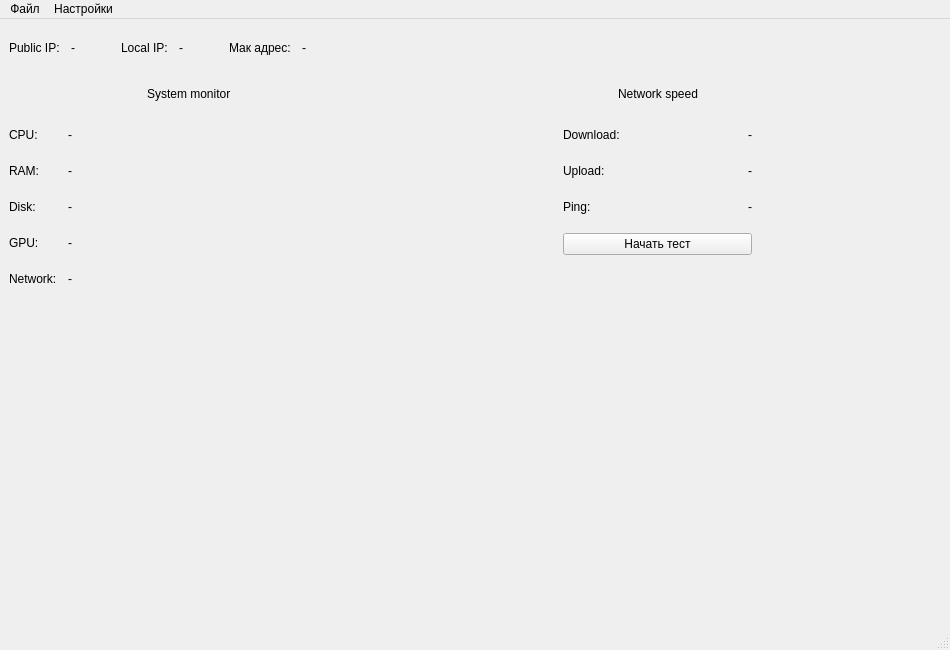
Before: the Qt Designer form ui/design/monitor.ui in firstbobrov/SystemMonitoring, drawn with Qt 5.
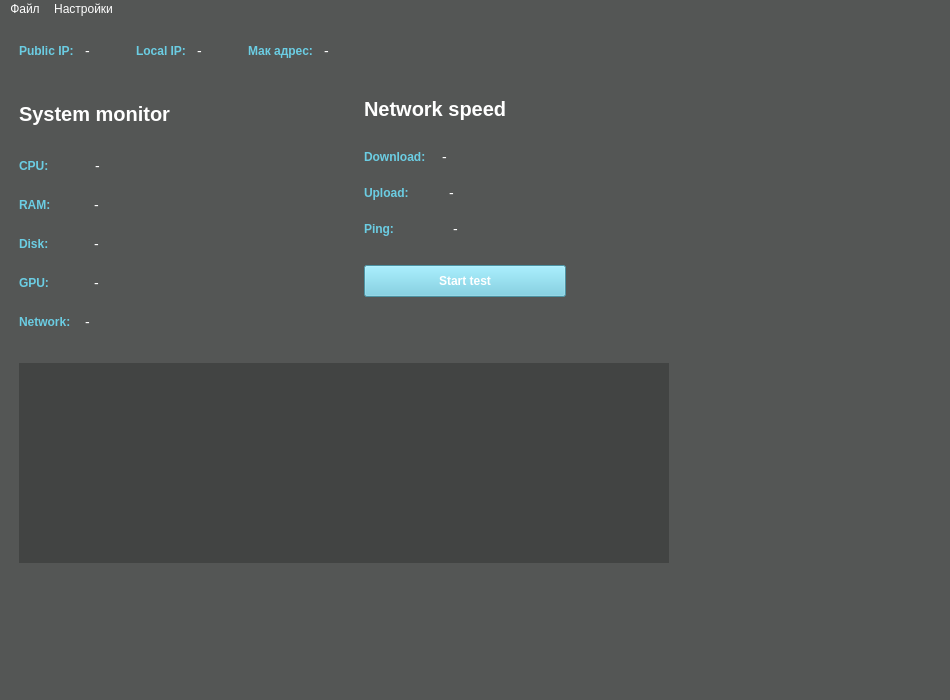
After: the same form once the commit is applied.

What changed in the file:
```diff
--- a/ui/design/monitor.ui
+++ b/ui/design/monitor.ui
@@ -7,38 +7,132 @@
     <x>0</x>
     <y>0</y>
     <width>950</width>
-    <height>650</height>
+    <height>700</height>
    </rect>
   </property>
   <property name="minimumSize">
    <size>
     <width>950</width>
-    <height>650</height>
+    <height>700</height>
    </size>
   </property>
   <property name="windowTitle">
    <string>MainWindow</string>
   </property>
+  <property name="styleSheet">
+   <string notr="true">QMainWindow {
+    /*background: #545655;*/
+    color: white;
+    font: 14px &quot;Montserrat&quot;;
+}
+
+
+QWidget {
+    background: #545655;
+    color: white;
+}
+
+
+QLabel {
+    color: #6BCDE3;
+    font: 14px &quot;Montserrat&quot;;
+	font-weight: bold;
+}
+
+#labelSystemMonitor, #labelNetworkSpeed {
+	color: white;
+    font: 20px;
+	font-weight: bold;
+}
+
+#cpu_L, #ram_L, #disk_L, #gpu_L, #network_L, #Download_L, #Upload_L, #Ping_L, #PublicIP_L, #LocalIP_L, #MacAddr_L  {
+	color: white;
+    font: 14px;
+}
+
+
+QPushButton {
+    background: #6BCDE3;
+    font: 14px &quot;Montserrat&quot;;
+    font-weight: bold;
+    min-width: 200px;
+    min-height: 30px;
+    max-width: 200px;
+    max-height: 30px;
+}
+
+
+
+
+
+
+
+
+
+
+#chart_widget {
+    background-color: #424443;
+    border: none;
+}
+
+
+
+/* Стили для виджета графика (QChartView) */
+QChartView {
+    background-color: #424443;
+    border-radius: 4px;
+    border: 1px solid #6BCDE3;
+    padding: 0px;
+}
+
+/* Стили для элементов внутри графика */
+QChartView QChart {
+    background-color: transparent;
+    margin: 0px;
+}
+
+QChartView QLegend {
+    background-color: transparent;
+    color: #6BCDE3;
+    font: 12px &quot;Montserrat&quot;;
+    border: none;
+}
+
+QChartView QAbstractAxis {
+    color: #6BCDE3;
+    grid-line-color: #545655;
+}
+
+QChartView QValueAxis {
+    label-color: #FFFFFF;
+    title-color: #6BCDE3;
+    font: 12px &quot;Montserrat&quot;;
+}
+
+QChartView QLineSeries {
+    color: #6BCDE3;  /* Основной цвет */
+    alternate-color: #5ABDD3;  /* Дополнительный цвет */
+    width: 2px;  /* Толщина линии */
+}</string>
+  </property>
   <widget class="QWidget" name="centralwidget">
-   <layout class="QGridLayout" name="gridLayout">
-    <item row="0" column="0">
+   <layout class="QVBoxLayout" name="verticalLayout_5">
+    <item>
      <spacer name="verticalSpacer_11">
       <property name="orientation">
-       <enum>Qt::Vertical</enum>
+       <enum>Qt::Orientation::Vertical</enum>
       </property>
       <property name="sizeType">
-       <enum>QSizePolicy::Fixed</enum>
+       <enum>QSizePolicy::Policy::Fixed</enum>
       </property>
       <property name="sizeHint" stdset="0">
        <size>
         <width>20</width>
-        <height>10</height>
+        <height>13</height>
        </size>
       </property>
      </spacer>
     </item>
-    <item row="1" column="0">
-     <layout class="QVBoxLayout" name="verticalLayout_3">
       <item>
        <layout class="QHBoxLayout" name="horizontalLayout_14">
         <item>
@@ -46,14 +140,14 @@
           <item>
            <spacer name="horizontalSpacer_20">
             <property name="orientation">
-             <enum>Qt::Horizontal</enum>
+           <enum>Qt::Orientation::Horizontal</enum>
             </property>
             <property name="sizeType">
-             <enum>QSizePolicy::Fixed</enum>
+           <enum>QSizePolicy::Policy::Fixed</enum>
             </property>
             <property name="sizeHint" stdset="0">
              <size>
-              <width>0</width>
+            <width>10</width>
               <height>20</height>
              </size>
             </property>
@@ -69,10 +163,10 @@
           <item>
            <spacer name="horizontalSpacer_9">
             <property name="orientation">
-             <enum>Qt::Horizontal</enum>
+           <enum>Qt::Orientation::Horizontal</enum>
             </property>
             <property name="sizeType">
-             <enum>QSizePolicy::Fixed</enum>
+           <enum>QSizePolicy::Policy::Fixed</enum>
             </property>
             <property name="sizeHint" stdset="0">
              <size>
@@ -94,10 +188,10 @@
         <item>
          <spacer name="horizontalSpacer_16">
           <property name="orientation">
-           <enum>Qt::Horizontal</enum>
+         <enum>Qt::Orientation::Horizontal</enum>
           </property>
           <property name="sizeType">
-           <enum>QSizePolicy::Preferred</enum>
+         <enum>QSizePolicy::Policy::Preferred</enum>
           </property>
           <property name="sizeHint" stdset="0">
            <size>
@@ -119,10 +213,10 @@
           <item>
            <spacer name="horizontalSpacer_10">
             <property name="orientation">
-             <enum>Qt::Horizontal</enum>
+           <enum>Qt::Orientation::Horizontal</enum>
             </property>
             <property name="sizeType">
-             <enum>QSizePolicy::Fixed</enum>
+           <enum>QSizePolicy::Policy::Fixed</enum>
             </property>
             <property name="sizeHint" stdset="0">
              <size>
@@ -144,10 +238,10 @@
         <item>
          <spacer name="horizontalSpacer_17">
           <property name="orientation">
-           <enum>Qt::Horizontal</enum>
+         <enum>Qt::Orientation::Horizontal</enum>
           </property>
           <property name="sizeType">
-           <enum>QSizePolicy::Preferred</enum>
+         <enum>QSizePolicy::Policy::Preferred</enum>
           </property>
           <property name="sizeHint" stdset="0">
            <size>
@@ -169,10 +263,10 @@
           <item>
            <spacer name="horizontalSpacer_11">
             <property name="orientation">
-             <enum>Qt::Horizontal</enum>
+           <enum>Qt::Orientation::Horizontal</enum>
             </property>
             <property name="sizeType">
-             <enum>QSizePolicy::Fixed</enum>
+           <enum>QSizePolicy::Policy::Fixed</enum>
             </property>
             <property name="sizeHint" stdset="0">
              <size>
@@ -194,7 +288,7 @@
         <item>
          <spacer name="horizontalSpacer_19">
           <property name="orientation">
-           <enum>Qt::Horizontal</enum>
+         <enum>Qt::Orientation::Horizontal</enum>
           </property>
           <property name="sizeHint" stdset="0">
            <size>
@@ -209,15 +303,15 @@
       <item>
        <spacer name="verticalSpacer_10">
         <property name="orientation">
-         <enum>Qt::Vertical</enum>
+       <enum>Qt::Orientation::Vertical</enum>
         </property>
         <property name="sizeType">
-         <enum>QSizePolicy::Fixed</enum>
+       <enum>QSizePolicy::Policy::Fixed</enum>
         </property>
         <property name="sizeHint" stdset="0">
          <size>
           <width>20</width>
-          <height>20</height>
+        <height>30</height>
          </size>
         </property>
        </spacer>
@@ -227,14 +321,14 @@
         <item>
          <spacer name="horizontalSpacer_22">
           <property name="orientation">
-           <enum>Qt::Horizontal</enum>
+         <enum>Qt::Orientation::Horizontal</enum>
           </property>
           <property name="sizeType">
-           <enum>QSizePolicy::Fixed</enum>
+         <enum>QSizePolicy::Policy::Fixed</enum>
           </property>
           <property name="sizeHint" stdset="0">
            <size>
-            <width>0</width>
+          <width>10</width>
             <height>20</height>
            </size>
           </property>
@@ -247,18 +341,21 @@
             <item>
              <spacer name="horizontalSpacer_12">
               <property name="orientation">
-               <enum>Qt::Horizontal</enum>
+             <enum>Qt::Orientation::Horizontal</enum>
+            </property>
+            <property name="sizeType">
+             <enum>QSizePolicy::Policy::Fixed</enum>
               </property>
               <property name="sizeHint" stdset="0">
                <size>
-                <width>40</width>
+              <width>0</width>
                 <height>20</height>
                </size>
               </property>
              </spacer>
             </item>
             <item>
-             <widget class="QLabel" name="label">
+           <widget class="QLabel" name="labelSystemMonitor">
               <property name="text">
                <string>System monitor</string>
               </property>
@@ -267,7 +364,7 @@
             <item>
              <spacer name="horizontalSpacer_13">
               <property name="orientation">
-               <enum>Qt::Horizontal</enum>
+             <enum>Qt::Orientation::Horizontal</enum>
               </property>
               <property name="sizeHint" stdset="0">
                <size>
@@ -282,39 +379,41 @@
           <item>
            <spacer name="verticalSpacer_5">
             <property name="orientation">
-             <enum>Qt::Vertical</enum>
+           <enum>Qt::Orientation::Vertical</enum>
             </property>
             <property name="sizeType">
-             <enum>QSizePolicy::Fixed</enum>
+           <enum>QSizePolicy::Policy::Fixed</enum>
             </property>
             <property name="sizeHint" stdset="0">
              <size>
               <width>20</width>
-              <height>15</height>
+            <height>20</height>
              </size>
             </property>
            </spacer>
           </item>
           <item>
-           <layout class="QHBoxLayout" name="horizontalLayout">
+         <layout class="QVBoxLayout" name="verticalLayout_4">
             <item>
-             <widget class="QLabel" name="label_11">
+           <layout class="QHBoxLayout" name="horizontalLayout_31">
+            <item>
+             <widget class="QLabel" name="label_37">
               <property name="text">
                <string>CPU:</string>
               </property>
              </widget>
             </item>
             <item>
-             <spacer name="horizontalSpacer">
+             <spacer name="horizontalSpacer_48">
               <property name="orientation">
-               <enum>Qt::Horizontal</enum>
+               <enum>Qt::Orientation::Horizontal</enum>
               </property>
               <property name="sizeType">
-               <enum>QSizePolicy::Fixed</enum>
+               <enum>QSizePolicy::Policy::Fixed</enum>
               </property>
               <property name="sizeHint" stdset="0">
                <size>
-                <width>5</width>
+                <width>40</width>
                 <height>20</height>
                </size>
               </property>
@@ -322,55 +421,62 @@
             </item>
             <item>
              <widget class="QLabel" name="cpu_L">
-              <property name="minimumSize">
-               <size>
-                <width>300</width>
-                <height>0</height>
-               </size>
-              </property>
               <property name="text">
                <string>-</string>
               </property>
              </widget>
             </item>
+            <item>
+             <spacer name="horizontalSpacer_49">
+              <property name="orientation">
+               <enum>Qt::Orientation::Horizontal</enum>
+              </property>
+              <property name="sizeHint" stdset="0">
+               <size>
+                <width>40</width>
+                <height>20</height>
+               </size>
+              </property>
+             </spacer>
+            </item>
            </layout>
           </item>
           <item>
-           <spacer name="verticalSpacer">
+           <spacer name="verticalSpacer_15">
             <property name="orientation">
-             <enum>Qt::Vertical</enum>
+             <enum>Qt::Orientation::Vertical</enum>
             </property>
             <property name="sizeType">
-             <enum>QSizePolicy::Fixed</enum>
+             <enum>QSizePolicy::Policy::Fixed</enum>
             </property>
             <property name="sizeHint" stdset="0">
              <size>
               <width>20</width>
-              <height>10</height>
+              <height>13</height>
              </size>
             </property>
            </spacer>
           </item>
           <item>
-           <layout class="QHBoxLayout" name="horizontalLayout_5">
+           <layout class="QHBoxLayout" name="horizontalLayout_32">
             <item>
-             <widget class="QLabel" name="label_13">
+             <widget class="QLabel" name="label_38">
               <property name="text">
                <string>RAM:</string>
               </property>
              </widget>
             </item>
             <item>
-             <spacer name="horizontalSpacer_2">
+             <spacer name="horizontalSpacer_50">
               <property name="orientation">
-               <enum>Qt::Horizontal</enum>
+               <enum>Qt::Orientation::Horizontal</enum>
               </property>
               <property name="sizeType">
-               <enum>QSizePolicy::Fixed</enum>
+               <enum>QSizePolicy::Policy::Fixed</enum>
               </property>
               <property name="sizeHint" stdset="0">
                <size>
-                <width>5</width>
+                <width>37</width>
                 <height>20</height>
                </size>
               </property>
@@ -378,55 +484,62 @@
             </item>
             <item>
              <widget class="QLabel" name="ram_L">
-              <property name="minimumSize">
-               <size>
-                <width>300</width>
-                <height>0</height>
-               </size>
-              </property>
               <property name="text">
                <string>-</string>
               </property>
              </widget>
             </item>
+            <item>
+             <spacer name="horizontalSpacer_51">
+              <property name="orientation">
+               <enum>Qt::Orientation::Horizontal</enum>
+              </property>
+              <property name="sizeHint" stdset="0">
+               <size>
+                <width>40</width>
+                <height>20</height>
+               </size>
+              </property>
+             </spacer>
+            </item>
            </layout>
           </item>
           <item>
-           <spacer name="verticalSpacer_2">
+           <spacer name="verticalSpacer_16">
             <property name="orientation">
-             <enum>Qt::Vertical</enum>
+             <enum>Qt::Orientation::Vertical</enum>
             </property>
             <property name="sizeType">
-             <enum>QSizePolicy::Fixed</enum>
+             <enum>QSizePolicy::Policy::Fixed</enum>
             </property>
             <property name="sizeHint" stdset="0">
              <size>
               <width>20</width>
-              <height>10</height>
+              <height>13</height>
              </size>
             </property>
            </spacer>
           </item>
           <item>
-           <layout class="QHBoxLayout" name="horizontalLayout_4">
+           <layout class="QHBoxLayout" name="horizontalLayout_33">
             <item>
-             <widget class="QLabel" name="label_15">
+             <widget class="QLabel" name="label_39">
               <property name="text">
                <string>Disk:</string>
               </property>
              </widget>
             </item>
             <item>
-             <spacer name="horizontalSpacer_3">
+             <spacer name="horizontalSpacer_52">
               <property name="orientation">
-               <enum>Qt::Horizontal</enum>
+               <enum>Qt::Orientation::Horizontal</enum>
               </property>
               <property name="sizeType">
-               <enum>QSizePolicy::Fixed</enum>
+               <enum>QSizePolicy::Policy::Fixed</enum>
               </property>
               <property name="sizeHint" stdset="0">
                <size>
-                <width>5</width>
+                <width>39</width>
                 <height>20</height>
                </size>
               </property>
@@ -434,55 +547,62 @@
             </item>
             <item>
              <widget class="QLabel" name="disk_L">
-              <property name="minimumSize">
-               <size>
-                <width>300</width>
-                <height>0</height>
-               </size>
-              </property>
               <property name="text">
                <string>-</string>
               </property>
              </widget>
             </item>
+            <item>
+             <spacer name="horizontalSpacer_53">
+              <property name="orientation">
+               <enum>Qt::Orientation::Horizontal</enum>
+              </property>
+              <property name="sizeHint" stdset="0">
+               <size>
+                <width>40</width>
+                <height>20</height>
+               </size>
+              </property>
+             </spacer>
+            </item>
            </layout>
           </item>
           <item>
-           <spacer name="verticalSpacer_3">
+           <spacer name="verticalSpacer_17">
             <property name="orientation">
-             <enum>Qt::Vertical</enum>
+             <enum>Qt::Orientation::Vertical</enum>
             </property>
             <property name="sizeType">
-             <enum>QSizePolicy::Fixed</enum>
+             <enum>QSizePolicy::Policy::Fixed</enum>
             </property>
             <property name="sizeHint" stdset="0">
              <size>
               <width>20</width>
-              <height>10</height>
+              <height>13</height>
              </size>
             </property>
            </spacer>
           </item>
           <item>
-           <layout class="QHBoxLayout" name="horizontalLayout_3">
+           <layout class="QHBoxLayout" name="horizontalLayout_34">
             <item>
-             <widget class="QLabel" name="label_17">
+             <widget class="QLabel" name="label_40">
               <property name="text">
                <string>GPU:</string>
               </property>
              </widget>
             </item>
             <item>
-             <spacer name="horizontalSpacer_4">
+             <spacer name="horizontalSpacer_54">
               <property name="orientation">
-               <enum>Qt::Horizontal</enum>
+               <enum>Qt::Orientation::Horizontal</enum>
               </property>
               <property name="sizeType">
-               <enum>QSizePolicy::Fixed</enum>
+               <enum>QSizePolicy::Policy::Fixed</enum>
               </property>
               <property name="sizeHint" stdset="0">
                <size>
-                <width>5</width>
+                <width>39</width>
                 <height>20</height>
                </size>
               </property>
@@ -490,84 +610,103 @@
             </item>
             <item>
              <widget class="QLabel" name="gpu_L">
-              <property name="minimumSize">
-               <size>
-                <width>300</width>
-                <height>0</height>
-               </size>
-              </property>
               <property name="text">
                <string>-</string>
               </property>
              </widget>
             </item>
+            <item>
+             <spacer name="horizontalSpacer_55">
+              <property name="orientation">
+               <enum>Qt::Orientation::Horizontal</enum>
+              </property>
+              <property name="sizeHint" stdset="0">
+               <size>
+                <width>40</width>
+                <height>20</height>
+               </size>
+              </property>
+             </spacer>
+            </item>
            </layout>
           </item>
           <item>
-           <spacer name="verticalSpacer_4">
+           <spacer name="verticalSpacer_18">
             <property name="orientation">
-             <enum>Qt::Vertical</enum>
+             <enum>Qt::Orientation::Vertical</enum>
             </property>
             <property name="sizeType">
-             <enum>QSizePolicy::Fixed</enum>
+             <enum>QSizePolicy::Policy::Fixed</enum>
             </property>
             <property name="sizeHint" stdset="0">
              <size>
               <width>20</width>
-              <height>10</height>
+              <height>13</height>
              </size>
             </property>
            </spacer>
           </item>
           <item>
-           <layout class="QHBoxLayout" name="horizontalLayout_2">
+           <layout class="QHBoxLayout" name="horizontalLayout_35">
             <item>
-             <widget class="QLabel" name="label_19">
+             <widget class="QLabel" name="label_41">
               <property name="text">
                <string>Network:</string>
               </property>
              </widget>
             </item>
             <item>
-             <spacer name="horizontalSpacer_5">
+             <spacer name="horizontalSpacer_56">
               <property name="orientation">
-               <enum>Qt::Horizontal</enum>
+               <enum>Qt::Orientation::Horizontal</enum>
               </property>
               <property name="sizeType">
-               <enum>QSizePolicy::Fixed</enum>
+               <enum>QSizePolicy::Policy::Fixed</enum>
               </property>
               <property name="sizeHint" stdset="0">
                <size>
-                <width>5</width>
-                <height>20</height>
+                <width>8</width>
+                <height>0</height>
                </size>
               </property>
              </spacer>
             </item>
             <item>
              <widget class="QLabel" name="network_L">
-              <property name="minimumSize">
-               <size>
-                <width>300</width>
-                <height>0</height>
-               </size>
-              </property>
               <property name="text">
                <string>-</string>
               </property>
              </widget>
+            </item>
+            <item>
+             <spacer name="horizontalSpacer_57">
+              <property name="orientation">
+               <enum>Qt::Orientation::Horizontal</enum>
+              </property>
+              <property name="sizeHint" stdset="0">
+               <size>
+                <width>40</width>
+                <height>20</height>
+               </size>
+              </property>
+             </spacer>
+            </item>
+           </layout>
             </item>
            </layout>
           </item>
           <item>
            <spacer name="verticalSpacer_14">
             <property name="orientation">
-             <enum>Qt::Vertical</enum>
+           <enum>Qt::Orientation::Vertical</enum>
+          </property>
+          <property name="sizeType">
+           <enum>QSizePolicy::Policy::Fixed</enum>
             </property>
             <property name="sizeHint" stdset="0">
              <size>
               <width>20</width>
-              <height>40</height>
+            <height>5</height>
              </size>
             </property>
            </spacer>
@@ -577,14 +716,14 @@
         <item>
          <spacer name="horizontalSpacer_18">
           <property name="orientation">
-           <enum>Qt::Horizontal</enum>
+         <enum>Qt::Orientation::Horizontal</enum>
           </property>
           <property name="sizeType">
-           <enum>QSizePolicy::Expanding</enum>
+         <enum>QSizePolicy::Policy::Fixed</enum>
           </property>
           <property name="sizeHint" stdset="0">
            <size>
-            <width>40</width>
+          <width>50</width>
             <height>20</height>
            </size>
           </property>
@@ -597,18 +736,21 @@
             <item>
              <spacer name="horizontalSpacer_14">
               <property name="orientation">
-               <enum>Qt::Horizontal</enum>
+             <enum>Qt::Orientation::Horizontal</enum>
+            </property>
+            <property name="sizeType">
+             <enum>QSizePolicy::Policy::Fixed</enum>
               </property>
               <property name="sizeHint" stdset="0">
                <size>
-                <width>40</width>
+              <width>0</width>
                 <height>20</height>
                </size>
               </property>
              </spacer>
             </item>
             <item>
-             <widget class="QLabel" name="label_2">
+           <widget class="QLabel" name="labelNetworkSpeed">
               <property name="text">
                <string>Network speed</string>
               </property>
@@ -617,7 +759,7 @@
             <item>
              <spacer name="horizontalSpacer_15">
               <property name="orientation">
-               <enum>Qt::Horizontal</enum>
+             <enum>Qt::Orientation::Horizontal</enum>
               </property>
               <property name="sizeHint" stdset="0">
                <size>
@@ -632,19 +774,21 @@
           <item>
            <spacer name="verticalSpacer_6">
             <property name="orientation">
-             <enum>Qt::Vertical</enum>
+           <enum>Qt::Orientation::Vertical</enum>
             </property>
             <property name="sizeType">
-             <enum>QSizePolicy::Fixed</enum>
+           <enum>QSizePolicy::Policy::Fixed</enum>
             </property>
             <property name="sizeHint" stdset="0">
              <size>
               <width>20</width>
-              <height>15</height>
+            <height>20</height>
              </size>
             </property>
            </spacer>
           </item>
+        <item>
+         <layout class="QVBoxLayout" name="verticalLayout_3">
           <item>
            <layout class="QHBoxLayout" name="horizontalLayout_6">
             <item>
@@ -657,11 +801,14 @@
             <item>
              <spacer name="horizontalSpacer_6">
               <property name="orientation">
-               <enum>Qt::Horizontal</enum>
+               <enum>Qt::Orientation::Horizontal</enum>
+              </property>
+              <property name="sizeType">
+               <enum>QSizePolicy::Policy::Fixed</enum>
               </property>
               <property name="sizeHint" stdset="0">
                <size>
-                <width>40</width>
+                <width>10</width>
                 <height>20</height>
                </size>
               </property>
@@ -674,15 +821,28 @@
               </property>
              </widget>
             </item>
+            <item>
+             <spacer name="horizontalSpacer">
+              <property name="orientation">
+               <enum>Qt::Orientation::Horizontal</enum>
+              </property>
+              <property name="sizeHint" stdset="0">
+               <size>
+                <width>40</width>
+                <height>20</height>
+               </size>
+              </property>
+             </spacer>
+            </item>
            </layout>
           </item>
           <item>
            <spacer name="verticalSpacer_7">
             <property name="orientation">
-             <enum>Qt::Vertical</enum>
+             <enum>Qt::Orientation::Vertical</enum>
             </property>
             <property name="sizeType">
-             <enum>QSizePolicy::Fixed</enum>
+             <enum>QSizePolicy::Policy::Fixed</enum>
             </property>
             <property name="sizeHint" stdset="0">
              <size>
@@ -704,11 +864,14 @@
             <item>
              <spacer name="horizontalSpacer_7">
               <property name="orientation">
-               <enum>Qt::Horizontal</enum>
+               <enum>Qt::Orientation::Horizontal</enum>
+              </property>
+              <property name="sizeType">
+               <enum>QSizePolicy::Policy::Fixed</enum>
               </property>
               <property name="sizeHint" stdset="0">
                <size>
-                <width>40</width>
+                <width>34</width>
                 <height>20</height>
                </size>
               </property>
@@ -721,15 +884,28 @@
               </property>
              </widget>
             </item>
+            <item>
+             <spacer name="horizontalSpacer_2">
+              <property name="orientation">
+               <enum>Qt::Orientation::Horizontal</enum>
+              </property>
+              <property name="sizeHint" stdset="0">
+               <size>
+                <width>40</width>
+                <height>20</height>
+               </size>
+              </property>
+             </spacer>
+            </item>
            </layout>
           </item>
           <item>
            <spacer name="verticalSpacer_8">
             <property name="orientation">
-             <enum>Qt::Vertical</enum>
+             <enum>Qt::Orientation::Vertical</enum>
             </property>
             <property name="sizeType">
-             <enum>QSizePolicy::Fixed</enum>
+             <enum>QSizePolicy::Policy::Fixed</enum>
             </property>
             <property name="sizeHint" stdset="0">
              <size>
@@ -751,11 +927,14 @@
             <item>
              <spacer name="horizontalSpacer_8">
               <property name="orientation">
-               <enum>Qt::Horizontal</enum>
+               <enum>Qt::Orientation::Horizontal</enum>
+              </property>
+              <property name="sizeType">
+               <enum>QSizePolicy::Policy::Fixed</enum>
               </property>
               <property name="sizeHint" stdset="0">
                <size>
-                <width>40</width>
+                <width>53</width>
                 <height>20</height>
                </size>
               </property>
@@ -768,20 +947,35 @@
               </property>
              </widget>
             </item>
+            <item>
+             <spacer name="horizontalSpacer_3">
+              <property name="orientation">
+               <enum>Qt::Orientation::Horizontal</enum>
+              </property>
+              <property name="sizeHint" stdset="0">
+               <size>
+                <width>40</width>
+                <height>20</height>
+               </size>
+              </property>
+             </spacer>
+            </item>
+           </layout>
+          </item>
            </layout>
           </item>
           <item>
            <spacer name="verticalSpacer_9">
             <property name="orientation">
-             <enum>Qt::Vertical</enum>
+           <enum>Qt::Orientation::Vertical</enum>
             </property>
             <property name="sizeType">
-             <enum>QSizePolicy::Fixed</enum>
+           <enum>QSizePolicy::Policy::Fixed</enum>
             </property>
             <property name="sizeHint" stdset="0">
              <size>
               <width>20</width>
-              <height>10</height>
+            <height>20</height>
              </size>
             </property>
            </spacer>
@@ -789,14 +983,17 @@
           <item>
            <widget class="QPushButton" name="start_test_B">
             <property name="text">
-             <string>Начать тест</string>
+           <string>Start test</string>
             </property>
            </widget>
           </item>
           <item>
            <spacer name="verticalSpacer_13">
             <property name="orientation">
-             <enum>Qt::Vertical</enum>
+           <enum>Qt::Orientation::Vertical</enum>
+          </property>
+          <property name="sizeType">
+           <enum>QSizePolicy::Policy::Fixed</enum>
             </property>
             <property name="sizeHint" stdset="0">
              <size>
@@ -811,7 +1008,7 @@
         <item>
          <spacer name="horizontalSpacer_21">
           <property name="orientation">
-           <enum>Qt::Horizontal</enum>
+         <enum>Qt::Orientation::Horizontal</enum>
           </property>
           <property name="sizeHint" stdset="0">
            <size>
@@ -823,17 +1020,74 @@
         </item>
        </layout>
       </item>
+    <item>
+     <spacer name="verticalSpacer_19">
+      <property name="orientation">
+       <enum>Qt::Orientation::Vertical</enum>
+      </property>
+      <property name="sizeType">
+       <enum>QSizePolicy::Policy::Fixed</enum>
+      </property>
+      <property name="sizeHint" stdset="0">
+       <size>
+        <width>20</width>
+        <height>20</height>
+       </size>
+      </property>
+     </spacer>
+    </item>
+    <item>
+     <layout class="QHBoxLayout" name="horizontalLayout">
+      <item>
+       <spacer name="horizontalSpacer_4">
+        <property name="orientation">
+         <enum>Qt::Orientation::Horizontal</enum>
+        </property>
+        <property name="sizeType">
+         <enum>QSizePolicy::Policy::Fixed</enum>
+        </property>
+        <property name="sizeHint" stdset="0">
+         <size>
+          <width>10</width>
+          <height>20</height>
+         </size>
+        </property>
+       </spacer>
+      </item>
+      <item>
+       <widget class="QWidget" name="chart_widget" native="true">
+        <property name="minimumSize">
+         <size>
+          <width>650</width>
+          <height>200</height>
+         </size>
+        </property>
+       </widget>
+      </item>
+      <item>
+       <spacer name="horizontalSpacer_5">
+        <property name="orientation">
+         <enum>Qt::Orientation::Horizontal</enum>
+        </property>
+        <property name="sizeHint" stdset="0">
+         <size>
+          <width>40</width>
+          <height>20</height>
+         </size>
+        </property>
+       </spacer>
+      </item>
      </layout>
     </item>
-    <item row="2" column="0">
+    <item>
      <spacer name="verticalSpacer_12">
       <property name="orientation">
-       <enum>Qt::Vertical</enum>
+       <enum>Qt::Orientation::Vertical</enum>
       </property>
       <property name="sizeHint" stdset="0">
        <size>
         <width>20</width>
-        <height>179</height>
+        <height>17</height>
        </size>
       </property>
      </spacer>
@@ -846,7 +1100,7 @@
      <x>0</x>
      <y>0</y>
      <width>950</width>
-     <height>26</height>
+     <height>22</height>
     </rect>
    </property>
    <widget class="QMenu" name="menu">
```
Lines whose indentation alone changed are shown as unchanged.
